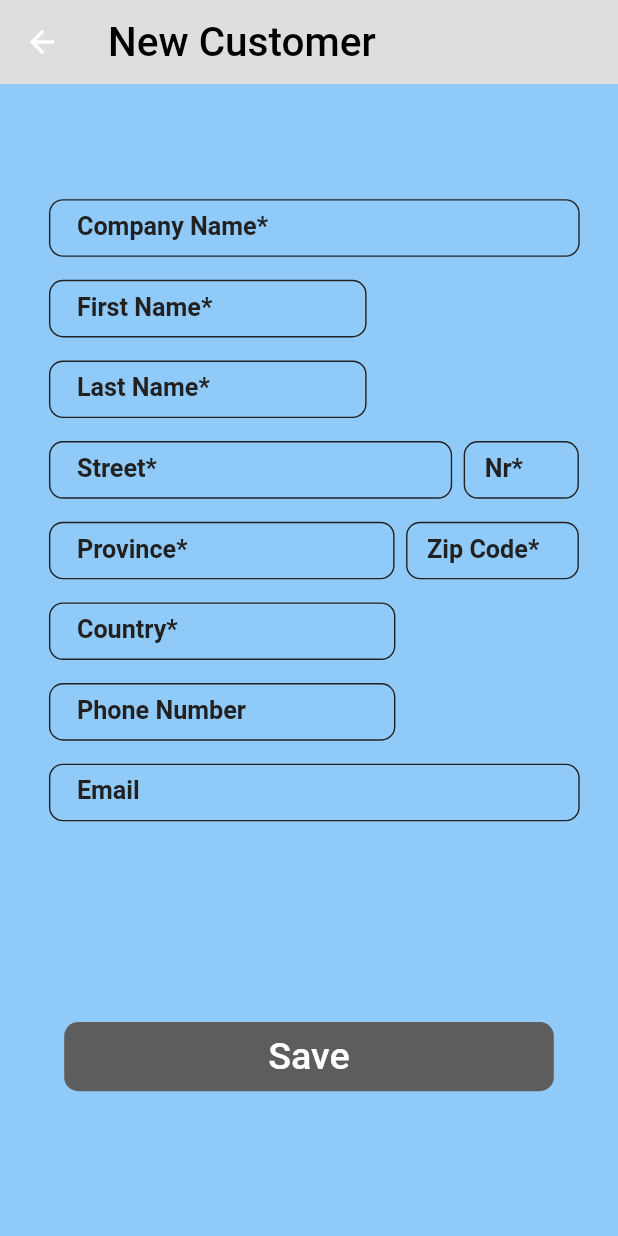
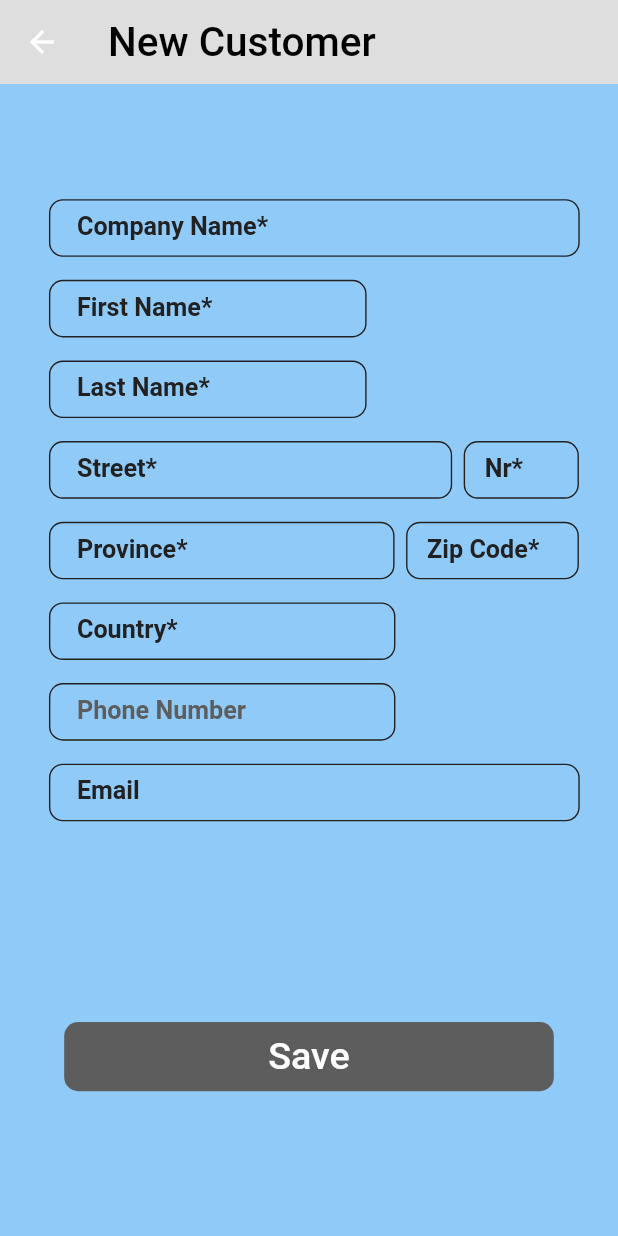
Before and after one commit to lenny1400/diplomarbeit, a Flutter app: the NewCustomerPage screen opened directly, on a phone screen of 412 x 824 dp. Run offline on Flutter 3.47's test engine with Material 2 defaults, Android fonts, the phone set to English and light mode, and no system bars; our stand-ins replace bootstrap_icons, camera, csv, file_picker, firebase_auth, firebase_core and 2 more; accounts and stored records are empty.

Commit message:
Pascalö

```diff
--- a/lib/screens/task/tasks/new_customer.dart
+++ b/lib/screens/task/tasks/new_customer.dart
@@ -581,7 +581,7 @@ class _NewCustomerPageState extends State<NewCustomerPage> {
                                 ),
                                 labelText: "Phone Number",
                                 labelStyle: TextStyle(
-                                    color: theme.accentColor
+                                    color: theme.cardColor
                                 ),
                                 hintText: "Enter phone number"
                             ),
```
